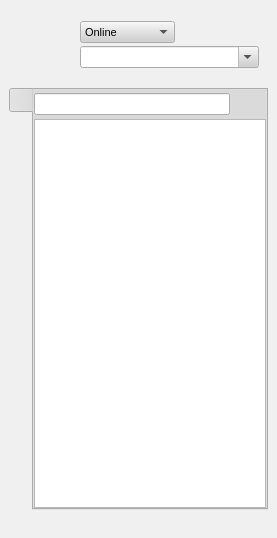
This is rs-Qt-gui/src/gui/MessengerWindow.ui in autoscatto/retroshare as Qt 5 draws it before an edit. The edited form follows.
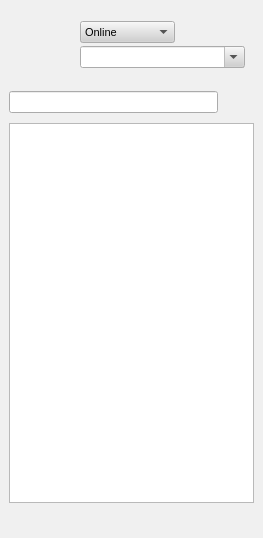
This is the edited form. Icons and pictures are not drawn.

Commit message: fixed MessengerWindow , added Pixmap label

The edit to the form file:
```diff
--- a/rs-Qt-gui/src/gui/MessengerWindow.ui
+++ b/rs-Qt-gui/src/gui/MessengerWindow.ui
@@ -5,7 +5,7 @@
    <rect>
     <x>0</x>
     <y>0</y>
-    <width>277</width>
+    <width>263</width>
     <height>538</height>
    </rect>
   </property>
@@ -502,35 +502,80 @@
    <property name="spacing" >
     <number>6</number>
    </property>
-   <item row="1" column="0" >
-    <widget class="QTabWidget" name="tabWidget" >
-     <property name="tabPosition" >
-      <enum>QTabWidget::West</enum>
-     </property>
-     <property name="tabShape" >
-      <enum>QTabWidget::Rounded</enum>
-     </property>
-     <property name="currentIndex" >
-      <number>0</number>
-     </property>
-     <property name="elideMode" >
-      <enum>Qt::ElideNone</enum>
-     </property>
-     <property name="usesScrollButtons" >
-      <bool>true</bool>
-     </property>
-     <widget class="QWidget" name="tab" >
-      <attribute name="title" >
-       <string/>
-      </attribute>
+   <item row="3" column="0" >
       <layout class="QGridLayout" >
        <property name="margin" >
         <number>0</number>
        </property>
        <property name="spacing" >
-        <number>0</number>
-       </property>
+      <number>6</number>
+     </property>
+     <item row="0" column="1" >
+      <widget class="QLabel" name="label" >
+       <property name="sizePolicy" >
+        <sizepolicy>
+         <hsizetype>7</hsizetype>
+         <vsizetype>5</vsizetype>
+         <horstretch>0</horstretch>
+         <verstretch>0</verstretch>
+        </sizepolicy>
+       </property>
+       <property name="text" >
+        <string/>
+       </property>
+       <property name="pixmap" >
+        <pixmap resource="images.qrc" >:/images/rsmlabel2.png</pixmap>
+       </property>
+       <property name="indent" >
+        <number>-1</number>
+       </property>
+      </widget>
+     </item>
+     <item row="0" column="2" >
+      <spacer>
+       <property name="orientation" >
+        <enum>Qt::Horizontal</enum>
+       </property>
+       <property name="sizeHint" >
+        <size>
+         <width>40</width>
+         <height>20</height>
+        </size>
+       </property>
+      </spacer>
+     </item>
        <item row="0" column="0" >
+      <spacer>
+       <property name="orientation" >
+        <enum>Qt::Horizontal</enum>
+       </property>
+       <property name="sizeHint" >
+        <size>
+         <width>40</width>
+         <height>20</height>
+        </size>
+       </property>
+      </spacer>
+     </item>
+    </layout>
+   </item>
+   <item row="2" column="0" >
+    <widget class="QTreeView" name="messengertreeWidget" >
+     <property name="contextMenuPolicy" >
+      <enum>Qt::CustomContextMenu</enum>
+     </property>
+     <property name="acceptDrops" >
+      <bool>false</bool>
+     </property>
+     <property name="styleSheet" >
+      <string/>
+     </property>
+     <property name="sortingEnabled" >
+      <bool>true</bool>
+     </property>
+    </widget>
+   </item>
+   <item row="1" column="0" >
         <layout class="QGridLayout" >
          <property name="margin" >
           <number>0</number>
@@ -570,33 +615,6 @@
           <widget class="QLineEdit" name="lineEdit_2" />
          </item>
         </layout>
-       </item>
-       <item row="1" column="0" >
-        <widget class="QTreeView" name="messengertreeWidget" >
-         <property name="contextMenuPolicy" >
-          <enum>Qt::CustomContextMenu</enum>
-         </property>
-         <property name="acceptDrops" >
-          <bool>false</bool>
-         </property>
-         <property name="styleSheet" >
-          <string/>
-         </property>
-         <property name="sortingEnabled" >
-          <bool>true</bool>
-         </property>
-        </widget>
-       </item>
-      </layout>
-     </widget>
-    </widget>
-   </item>
-   <item row="2" column="0" >
-    <widget class="QLabel" name="label" >
-     <property name="text" >
-      <string/>
-     </property>
-    </widget>
    </item>
    <item row="0" column="0" >
     <widget class="QWidget" native="1" name="widget" >
```
Lines whose indentation alone changed are shown as unchanged. The commit also changes 1 other file.
